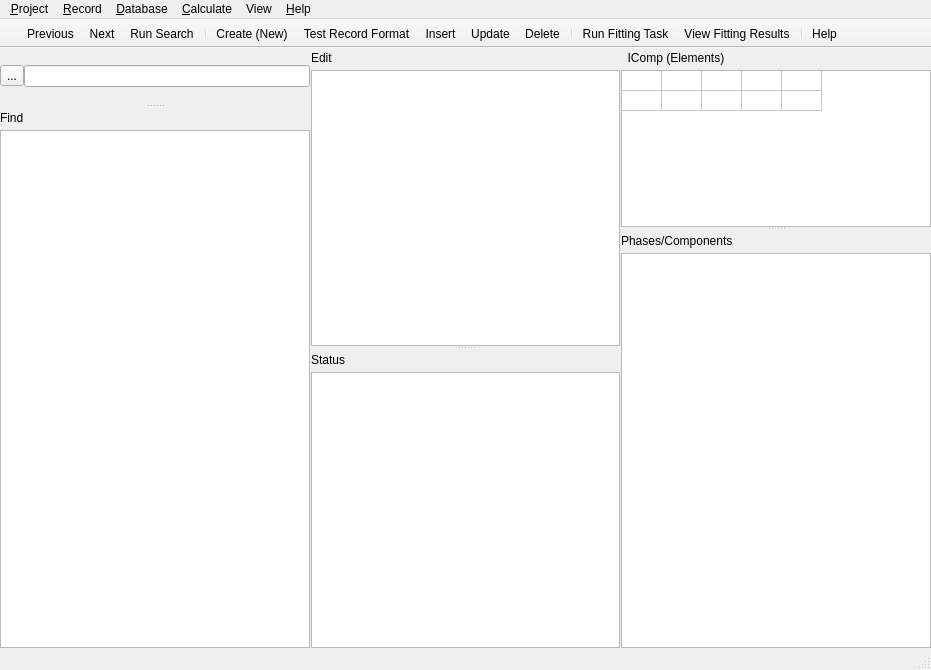
Old version of the form gfshell2/dialogs/FITMainWindow.ui in the repository gemshub/gemsfits.
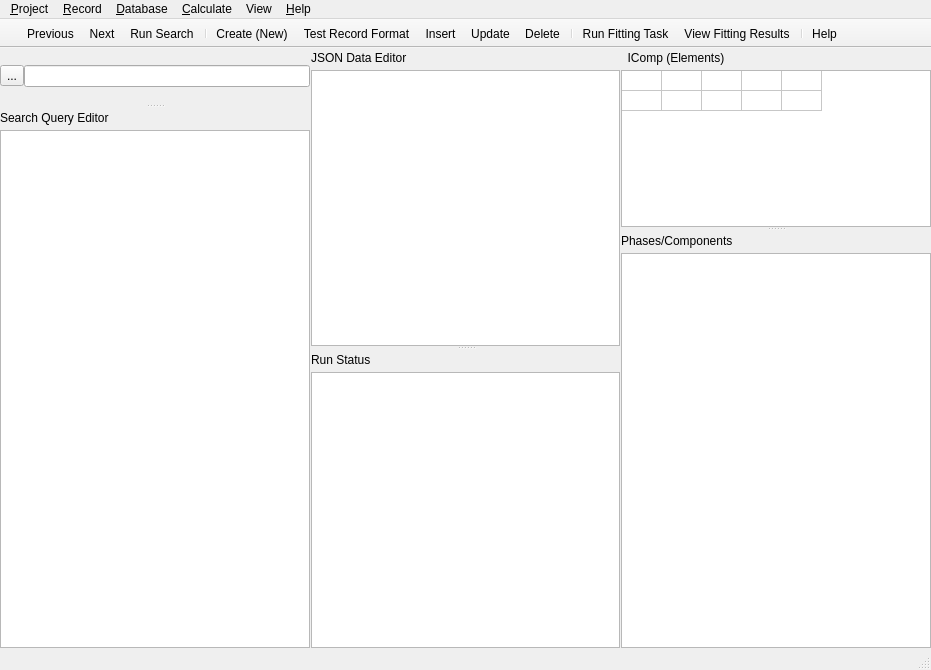
New version of the form. Icons and pictures are not drawn.

Commit message: Corrections on the main window, toc help file.

The edit to the form file:
```diff
--- a/gfshell2/dialogs/FITMainWindow.ui
+++ b/gfshell2/dialogs/FITMainWindow.ui
@@ -126,7 +126,7 @@
             <item>
              <widget class="QLabel" name="label_5">
               <property name="text">
-               <string>Find</string>
+               <string>Search Query Editor</string>
               </property>
              </widget>
             </item>
@@ -181,7 +181,7 @@
             <item>
              <widget class="QLabel" name="label_3">
               <property name="text">
-               <string>Edit</string>
+               <string>JSON Data Editor</string>
               </property>
              </widget>
             </item>
@@ -210,7 +210,7 @@
             <item>
              <widget class="QLabel" name="label_4">
               <property name="text">
-               <string>Status</string>
+               <string>Run Status</string>
               </property>
              </widget>
             </item>
```
The commit also changes 3 other files.
